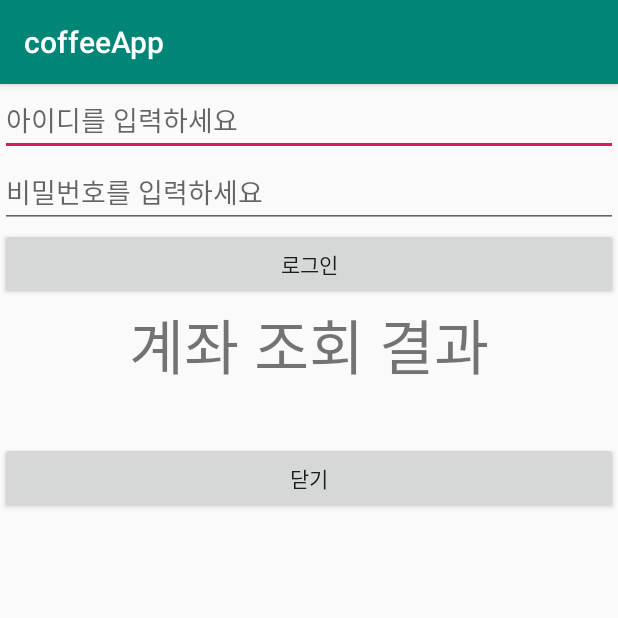
After one commit to yeonyang9421/CoffeeApp, an Android app: the CheckAccountActivity screen opened directly, with no data from a screen before it, on a phone screen of 412 x 824 dp, the top half of it. The commit adds this screen. Run offline under Robolectric (Android 15) with nearby library versions, the phone set to English and light mode, and no system bars.

Commit message:
11일차 은행앱 연습문제 완성!!

```diff
--- /dev/null
+++ b/app/src/main/java/kr/co/woobi/imyeon/coffeeapp/CheckAccountActivity.java
@@ -0,0 +1,50 @@
+package kr.co.woobi.imyeon.coffeeapp;
+
+import android.support.v7.app.AppCompatActivity;
+import android.os.Bundle;
+import android.view.View;
+import android.widget.EditText;
+import android.widget.TextView;
+
+import kr.co.woobi.imyeon.coffeeapp.managers.Bank;
+import kr.co.woobi.imyeon.coffeeapp.models.Account;
+
+public class CheckAccountActivity extends AppCompatActivity implements View.OnClickListener {
+
+    private EditText mIdEditText;
+    private EditText mPassEditText;
+    private TextView mResultTextView;
+
+    @Override
+    protected void onCreate(Bundle savedInstanceState) {
+        super.onCreate(savedInstanceState);
+        setContentView(R.layout.activity_check_account);
+
+        mIdEditText = (EditText) findViewById(R.id.edit_inputId);
+        mPassEditText = (EditText) findViewById(R.id.edit_inputpass);
+        mResultTextView = (TextView) findViewById(R.id.text_result);
+
+        findViewById(R.id.button_accountlogin).setOnClickListener(this);
+        findViewById(R.id.button_close).setOnClickListener(this);
+    }
+
+    @Override
+    public void onClick(View v) {
+        switch (v.getId()){
+            case R.id.button_accountlogin:
+                Bank bank=Bank.newInstance();
+                String id=mIdEditText.getText().toString();
+                String pass=mPassEditText.getText().toString();
+
+                Account account= bank.login(id, pass);
+                if(account!=null){
+                    mResultTextView.setText(account.toString());
+                }
+                break;
+            case R.id.button_close:
+                finish();
+                break;
+        }
+
+    }
+}
--- a/app/src/main/java/kr/co/woobi/imyeon/coffeeapp/ListViewActivity.java
+++ b/app/src/main/java/kr/co/woobi/imyeon/coffeeapp/ListViewActivity.java
@@ -43,6 +43,7 @@ public class ListViewActivity extends AppCompatActivity {
         addItem("웹브라우저", "WebView", WebBrowserActivity.class);
         addItem("날씨앱", "모델클래스를 활용하여 BaseAdapter 연습", WeatherActivity.class);
         addItem("메모장", "메모장연습문제", MemoActivity.class);
+        addItem("은행 예제", "은행앱연습문제", BankActivity.class);
 
 
         Collections.reverse(mDataList);
--- a/app/src/main/java/kr/co/woobi/imyeon/coffeeapp/models/Account.java
+++ b/app/src/main/java/kr/co/woobi/imyeon/coffeeapp/models/Account.java
@@ -6,7 +6,7 @@ public class Account {
     private String password;
     private  int balance;
 
-    public Account(int balance, String id, String password) {
+    public Account(String id, String password,int balance) {
         this.id = id;
         this.password = password;
         this.balance = balance;
--- /dev/null
+++ b/app/src/main/res/layout/activity_check_account.xml
@@ -0,0 +1,43 @@
+<?xml version="1.0" encoding="utf-8"?>
+<LinearLayout xmlns:android="http://schemas.android.com/apk/res/android"
+    xmlns:app="http://schemas.android.com/apk/res-auto"
+    xmlns:tools="http://schemas.android.com/tools"
+    android:layout_width="match_parent"
+    android:layout_height="match_parent"
+    tools:context=".CheckAccountActivity"
+    android:orientation="vertical">
+
+    <EditText
+        android:id="@+id/edit_inputId"
+        android:hint="아이디를 입력하세요"
+        android:layout_width="match_parent"
+        android:layout_height="wrap_content" />
+
+    <EditText
+        android:id="@+id/edit_inputpass"
+        android:hint="비밀번호를 입력하세요"
+        android:layout_width="match_parent"
+        android:layout_height="wrap_content" />
+    <Button
+        android:text="로그인"
+        android:id="@+id/button_accountlogin"
+        android:layout_width="match_parent"
+        android:layout_height="wrap_content" />
+    <TextView
+        android:text="계좌 조회 결과"
+        android:textSize="40dp"
+        android:gravity="center"
+        android:layout_width="match_parent"
+        android:layout_height="wrap_content" />
+    <TextView
+        android:id="@+id/text_result"
+        android:textSize="25dp"
+        android:layout_width="match_parent"
+        android:layout_height="wrap_content" />
+    <Button
+        android:text="닫기"
+        android:id="@+id/button_close"
+        android:layout_width="match_parent"
+        android:layout_height="wrap_content" />
+
+</LinearLayout>
```
Also changed, not shown: app/src/main/AndroidManifest.xml (+11 -1 lines), app/src/main/java/kr/co/woobi/imyeon/coffeeapp/AdminModeActivity.java (added, +109 -0 lines), app/src/main/java/kr/co/woobi/imyeon/coffeeapp/BankActivity.java (added, +64 -0 lines), app/src/main/java/kr/co/woobi/imyeon/coffeeapp/OpenAccountActivity.java (added, +36 -0 lines), app/src/main/java/kr/co/woobi/imyeon/coffeeapp/managers/Bank.java (+9 -1 lines), app/src/main/res/layout/activity_admin_mode.xml (added, +30 -0 lines), app/src/main/res/layout/activity_bank.xml (added, +50 -0 lines), app/src/main/res/layout/activity_open_account.xml (added, +61 -0 lines), app/src/main/res/layout/item_account_info.xml (added, +18 -0 lines).
